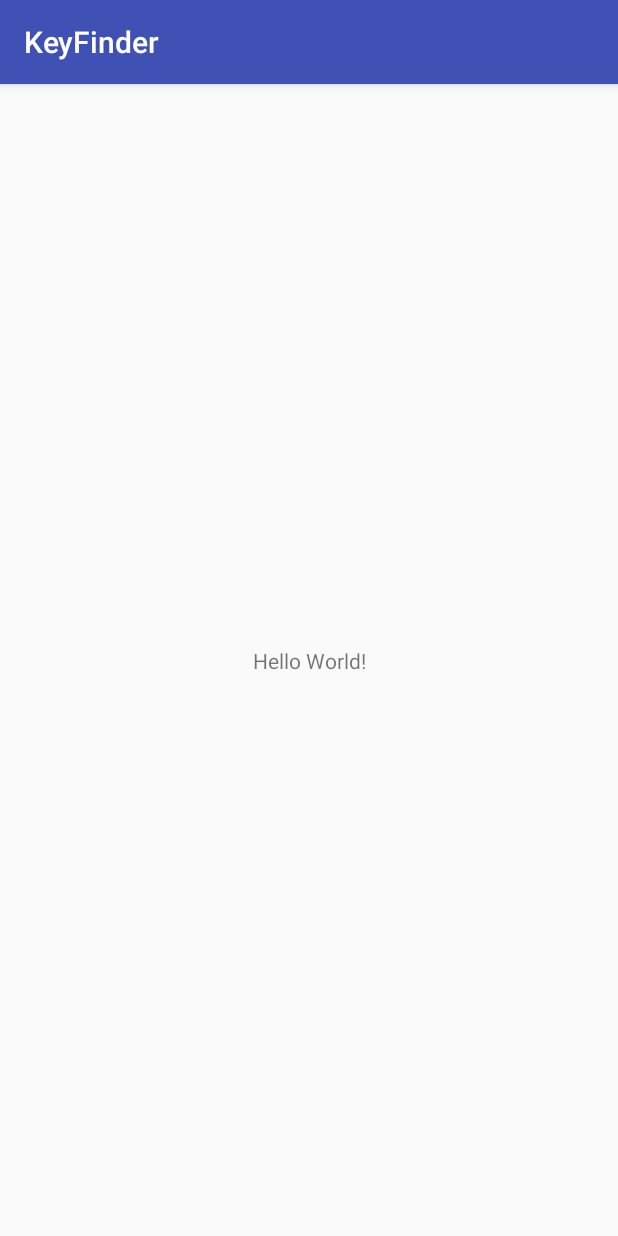
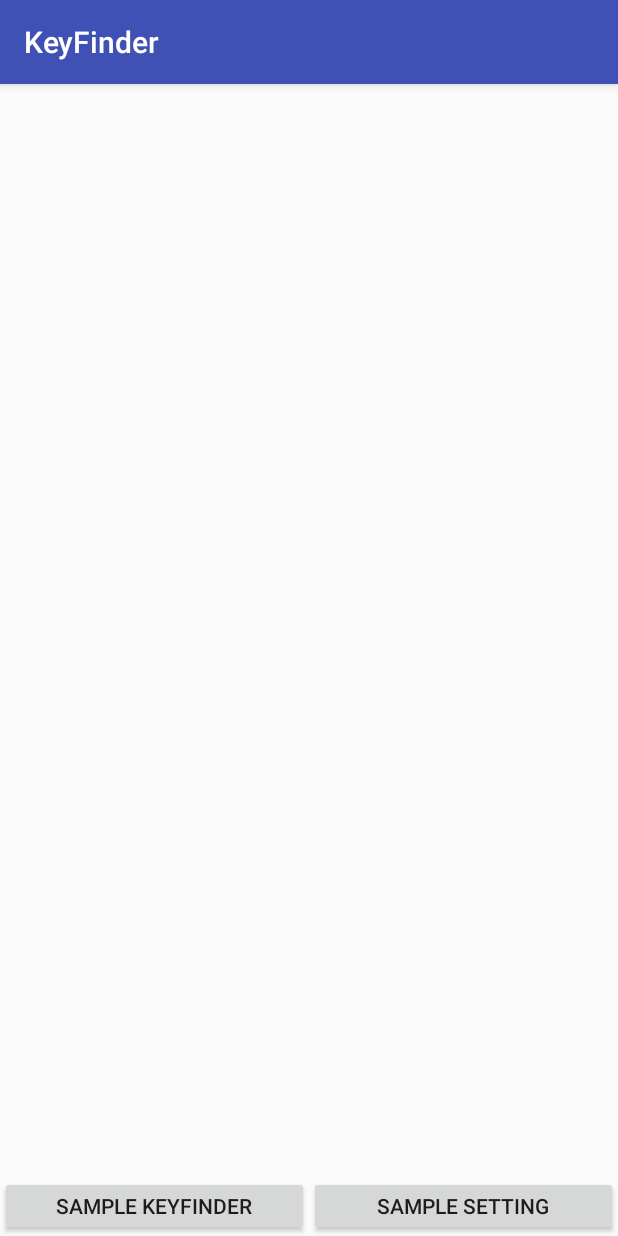
Before and after one commit to BLHack-IOT-Enthusiast/KeyFinder, an Android app: the screen it shows after launch (MainActivity), on a phone screen of 412 x 824 dp. Run offline under Robolectric (Android 15) with nearby library versions, the phone set to English and light mode, and no system bars; libraries missing offline, so code that uses them is left out: org.altbeacon.beacon; 3 statements that could not run were skipped.

Commit message:
add viewpager implementation

```diff
--- /dev/null
+++ b/app/src/main/java/com/bukalapak/keyfinder/KeyFinderFragment.kt
@@ -0,0 +1,22 @@
+package com.bukalapak.keyfinder
+
+import android.os.Bundle
+import android.support.v4.app.Fragment
+import android.view.LayoutInflater
+import android.view.View
+import android.view.ViewGroup
+
+/**
+ * Created on : November/17/2017
+ * Author     : mnafian
+ * Company    : Bukalapak
+ * Project    : KeyFinder
+ */
+class KeyFinderFragment : Fragment() {
+
+    override fun onCreateView(inflater: LayoutInflater?, container: ViewGroup?, savedInstanceState: Bundle?): View? {
+        return super.onCreateView(inflater, container, savedInstanceState)
+    }
+
+
+}
--- a/app/src/main/java/com/bukalapak/keyfinder/MainActivity.kt
+++ b/app/src/main/java/com/bukalapak/keyfinder/MainActivity.kt
@@ -3,8 +3,12 @@ package com.bukalapak.keyfinder
 import android.Manifest
 import android.os.Bundle
 import android.support.v4.app.ActivityCompat
+import android.support.v4.app.Fragment
+import android.support.v4.app.FragmentManager
+import android.support.v4.app.FragmentPagerAdapter
 import android.support.v7.app.AppCompatActivity
 import android.util.Log
+import kotlinx.android.synthetic.main.activity_main.*
 import org.altbeacon.beacon.BeaconConsumer
 import org.altbeacon.beacon.BeaconManager
 import org.altbeacon.beacon.BeaconParser
@@ -16,10 +20,13 @@ class MainActivity : AppCompatActivity(), BeaconConsumer{
 
     var beaconManager : BeaconManager? = null
     val PERMISSION_REQUEST_COARSE_LOCATION = 1
+    var pagerAdapter : PagerAdapter? = null
 
     override fun onCreate(savedInstanceState: Bundle?) {
         super.onCreate(savedInstanceState)
         setContentView(R.layout.activity_main)
+        pagerAdapter = PagerAdapter(supportFragmentManager)
+        viewContainer.adapter = pagerAdapter
 
         ActivityCompat.requestPermissions(this,
                 arrayOf( Manifest.permission.ACCESS_COARSE_LOCATION, Manifest.permission.ACCESS_FINE_LOCATION),
@@ -44,21 +51,6 @@ class MainActivity : AppCompatActivity(), BeaconConsumer{
     }
 
     override fun onBeaconServiceConnect() {
-//        beaconManager?.addMonitorNotifier(object : MonitorNotifier {
-//
-//            override fun didDetermineStateForRegion(p0: Int, p1: Region?) {
-//                Log.i(TAG, "I have just switched from seeing/not seeing beacons: "+p0)
-//            }
-//
-//            override fun didEnterRegion(p0: Region?) {
-//                Log.i(TAG, "I just saw an beacon for the first time!");
-//            }
-//
-//            override fun didExitRegion(p0: Region?) {
-//                Log.i(TAG, "I no longer see an beacon")
-//
-//            }
-//        })
 
         beaconManager?.addRangeNotifier({ beacons, region ->
             if (beacons.size > 0) {
@@ -75,6 +67,25 @@ class MainActivity : AppCompatActivity(), BeaconConsumer{
 
     }
 
+    class PagerAdapter(fm: FragmentManager?) : FragmentPagerAdapter(fm) {
+
+        val NUM_ITEMS = 2
+
+
+        override fun getItem(position: Int): Fragment {
+            when (position) {
+                0 -> return KeyFinderFragment()
+                1 -> return SettingFragment()
+                else -> return KeyFinderFragment()
+            }
+        }
+
+        override fun getCount(): Int {
+            return NUM_ITEMS
+        }
+
+    }
+
     companion object {
         val TAG = "MainActivity"
         val DIGIBAL = Region("00001803-494C-4F47-4943-544543480000", null, null, null)
--- /dev/null
+++ b/app/src/main/java/com/bukalapak/keyfinder/SettingFragment.kt
@@ -0,0 +1,20 @@
+package com.bukalapak.keyfinder
+
+import android.os.Bundle
+import android.support.v4.app.Fragment
+import android.view.LayoutInflater
+import android.view.View
+import android.view.ViewGroup
+
+/**
+ * Created on : November/17/2017
+ * Author     : mnafian
+ * Company    : Bukalapak
+ * Project    : KeyFinder
+ */
+class SettingFragment : Fragment() {
+
+    override fun onCreateView(inflater: LayoutInflater?, container: ViewGroup?, savedInstanceState: Bundle?): View? {
+        return super.onCreateView(inflater, container, savedInstanceState)
+    }
+}
--- a/app/src/main/res/layout/activity_main.xml
+++ b/app/src/main/res/layout/activity_main.xml
@@ -1,5 +1,6 @@
 <?xml version="1.0" encoding="utf-8"?>
-<android.support.constraint.ConstraintLayout
+<LinearLayout
+    android:orientation="vertical"
     xmlns:android="http://schemas.android.com/apk/res/android"
     xmlns:tools="http://schemas.android.com/tools"
     xmlns:app="http://schemas.android.com/apk/res-auto"
@@ -7,13 +8,34 @@
     android:layout_height="match_parent"
     tools:context="com.bukalapak.keyfinder.MainActivity">
 
-    <TextView
-        android:layout_width="wrap_content"
-        android:layout_height="wrap_content"
-        android:text="Hello World!"
-        app:layout_constraintBottom_toBottomOf="parent"
-        app:layout_constraintLeft_toLeftOf="parent"
-        app:layout_constraintRight_toRightOf="parent"
-        app:layout_constraintTop_toTopOf="parent" />
 
-</android.support.constraint.ConstraintLayout>
+    <android.support.v4.view.ViewPager
+        android:layout_weight="1"
+        android:id="@+id/viewContainer"
+        android:layout_width="match_parent"
+        android:layout_height="match_parent"/>
+
+    <LinearLayout
+        android:weightSum="2"
+        android:orientation="horizontal"
+        android:layout_width="match_parent"
+        android:layout_height="40dp">
+
+        <Button
+            android:text="Sample KeyFinder"
+            android:layout_weight="1"
+            android:id="@+id/buttonKeyFinder"
+            android:layout_width="0dp"
+            android:layout_height="match_parent" />
+
+        <Button
+            android:text="Sample Setting"
+            android:layout_weight="1"
+            android:id="@+id/buttonSetting"
+            android:layout_width="0dp"
+            android:layout_height="match_parent" />
+
+    </LinearLayout>
+
+
+</LinearLayout>
```
